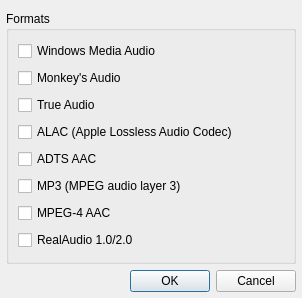
The window that src/plugins/Input/ffmpeg/settingsdialog.ui (ksv1986/qmmp-staging) describes before a commit, drawn with Qt 5.
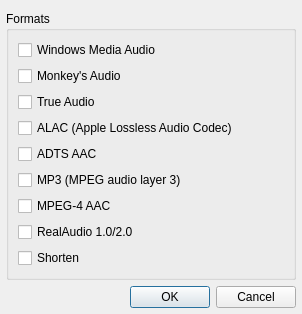
The same window after the commit.

Commit message: added shorten audio format

Patch:
```diff
--- a/src/plugins/Input/ffmpeg/settingsdialog.ui
+++ b/src/plugins/Input/ffmpeg/settingsdialog.ui
@@ -7,7 +7,7 @@
     <x>0</x>
     <y>0</y>
     <width>302</width>
-    <height>298</height>
+    <height>311</height>
    </rect>
   </property>
   <property name="windowTitle">
@@ -111,6 +111,13 @@
         </property>
        </widget>
       </item>
+      <item>
+       <widget class="QCheckBox" name="shCheckBox">
+        <property name="text">
+         <string>Shorten</string>
+        </property>
+       </widget>
+      </item>
      </layout>
     </widget>
    </item>
```
The commit also changes 26 other files.
